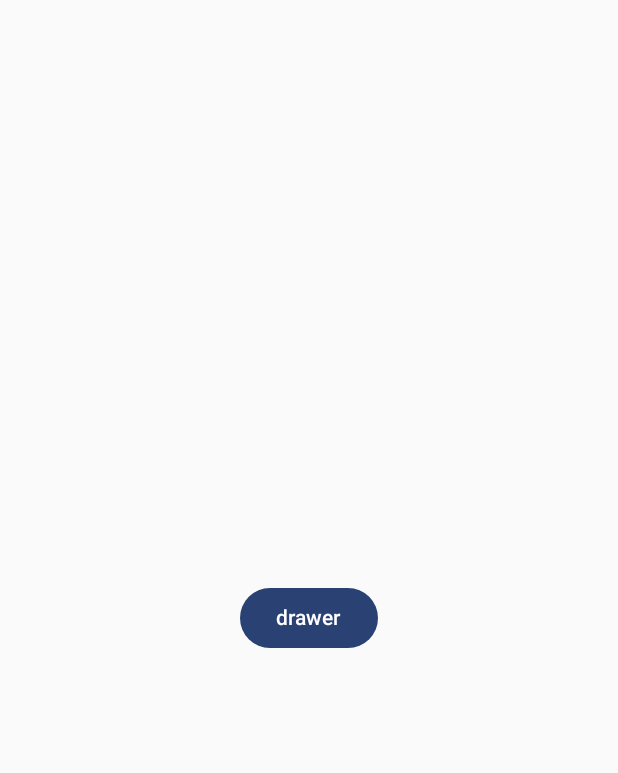
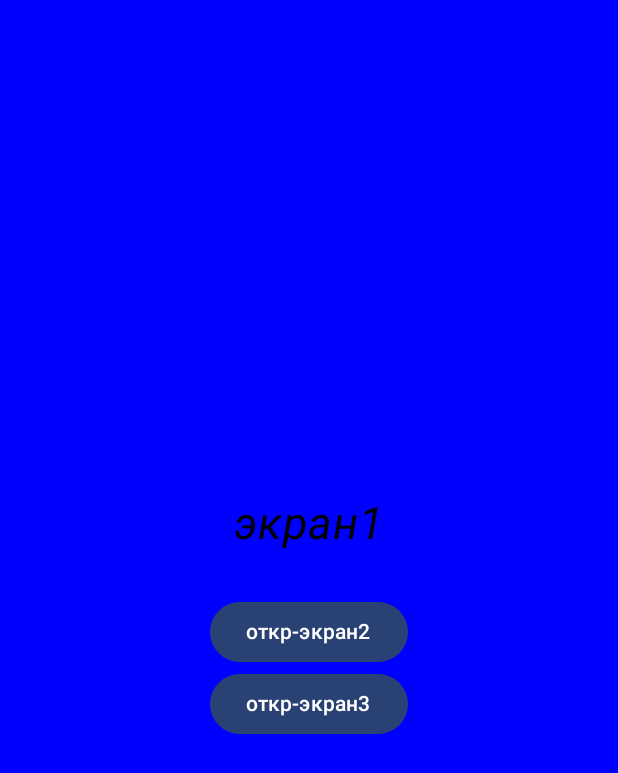
Before and after one commit to DevIsaev/Jetpack_Compose_Learning, an Android app built with Jetpack Compose: the screen it shows after launch (MainActivity), on a phone screen of 412 x 824 dp. Shown: the top 773 px of the screen. Run offline under Robolectric (Android 15) with nearby library versions, the phone set to English and light mode, and no system bars.

Commit message:
NavigationDrawerMaterial3
Навигация по экранам с помощью DrawerItem

```diff
--- a/NavDrawerMaterial3/app/build.gradle.kts
+++ b/NavDrawerMaterial3/app/build.gradle.kts
@@ -40,7 +40,7 @@ android {
 }
 
 dependencies {
-
+    implementation("androidx.navigation:navigation-compose:2.7.7")
     implementation(libs.androidx.core.ktx)
     implementation(libs.androidx.lifecycle.runtime.ktx)
     implementation(libs.androidx.activity.compose)
--- a/NavDrawerMaterial3/app/src/main/java/com/example/navdrawermaterial3/Drawer.kt
+++ b/NavDrawerMaterial3/app/src/main/java/com/example/navdrawermaterial3/Drawer.kt
@@ -7,6 +7,7 @@ import androidx.compose.foundation.layout.fillMaxSize
 import androidx.compose.foundation.layout.fillMaxWidth
 import androidx.compose.foundation.layout.height
 import androidx.compose.material3.Button
+import androidx.compose.material3.DrawerState
 import androidx.compose.material3.DrawerValue
 import androidx.compose.material3.Icon
 import androidx.compose.material3.ModalDrawerSheet
@@ -24,43 +25,66 @@ import androidx.compose.ui.graphics.vector.ImageVector
 import androidx.compose.ui.layout.ContentScale
 import androidx.compose.ui.res.painterResource
 import androidx.compose.ui.unit.dp
+import androidx.navigation.NavController
+import androidx.navigation.NavGraph.Companion.findStartDestination
+import androidx.navigation.compose.currentBackStackEntryAsState
+import kotlinx.coroutines.CoroutineScope
 import kotlinx.coroutines.launch
 
 @Composable
-fun Drawer() {
-var items=listOf(DrawerItem(R.drawable.mess,"Message"),DrawerItem(R.drawable.loc,"Location"),DrawerItem(R.drawable.pass,"Pass"))
+fun Drawer(
+    navController: NavController,
+    drawerState: DrawerState,
+    coroutineScope: CoroutineScope,
+    content: @Composable () -> Unit
+) {
+    val items = listOf(
+        DrawerItem(R.drawable.mess, "Message", "screen1"),
+        DrawerItem(R.drawable.loc, "Location", "screen2"),
+        DrawerItem(R.drawable.pass, "Pass", "screen3")
+    )
 
-    var drawerState= rememberDrawerState(initialValue = DrawerValue.Closed)
-    var coroutineScope= rememberCoroutineScope()
-    var selectedItem=remember { mutableStateOf(items[0]) }
-    ModalNavigationDrawer(drawerState = drawerState, drawerContent ={
+    val currentRoute = navController.currentBackStackEntryAsState().value?.destination?.route
+
+    ModalNavigationDrawer(
+        drawerState = drawerState,
+        drawerContent = {
             ModalDrawerSheet {
-            //header
-            Image(painterResource(R.drawable.background),"", Modifier.fillMaxWidth().height(70.dp), contentScale = ContentScale.Crop)
+                Image(
+                    painterResource(R.drawable.background),
+                    "",
+                    Modifier.fillMaxWidth().height(70.dp),
+                    contentScale = ContentScale.Crop
+                )
                 Spacer(Modifier.height(15.dp))
-            //items
+
                 items.forEach { item ->
-                NavigationDrawerItem({
-                    Text(item.title)
-                }, icon = {
-                    Icon(painterResource(item.img),"")
-                }, selected = selectedItem.value==item, onClick = {
+                    NavigationDrawerItem(
+                        label = { Text(item.title) },
+                        icon = { Icon(painterResource(item.img), "") },
+                        selected = currentRoute == item.route,
+                        onClick = {
                             coroutineScope.launch {
-                        selectedItem.value=item
                                 drawerState.close()
+                                // Навигация к выбранному экрану
+                                navController.navigate(item.route) {
+                                    // Очистка стека навигации до корневого элемента
+                                    popUpTo(navController.graph.findStartDestination().id) {
+                                        saveState = true
                                     }
-                })
+                                    // Запуск одного экземпляра destination
+                                    launchSingleTop = true
+                                    // Восстановление состояния при повторной навигации
+                                    restoreState = true
                                 }
                             }
-    }, content = {
-        Box(Modifier.fillMaxSize(), contentAlignment = Alignment.Center){
-            Button(onClick = {
-                coroutineScope.launch { drawerState.open() }
-            }) {
-                Text("drawer")
+                        }
+                    )
                 }
             }
-    } )
+        },
+        content = content
+    )
 }
 
-data class DrawerItem(var img: Int,var title: String)
+data class DrawerItem(val img: Int, val title: String, val route: String)
--- a/NavDrawerMaterial3/app/src/main/java/com/example/navdrawermaterial3/MainActivity.kt
+++ b/NavDrawerMaterial3/app/src/main/java/com/example/navdrawermaterial3/MainActivity.kt
@@ -6,12 +6,19 @@ import androidx.activity.compose.setContent
 import androidx.activity.enableEdgeToEdge
 import androidx.compose.foundation.layout.fillMaxSize
 import androidx.compose.foundation.layout.padding
+import androidx.compose.material3.DrawerValue
 import androidx.compose.material3.Scaffold
 import androidx.compose.material3.Text
+import androidx.compose.material3.rememberDrawerState
 import androidx.compose.runtime.Composable
+import androidx.compose.runtime.rememberCoroutineScope
 import androidx.compose.ui.Modifier
 import androidx.compose.ui.tooling.preview.Preview
+import androidx.navigation.compose.NavHost
+import androidx.navigation.compose.composable
+import androidx.navigation.compose.rememberNavController
 import com.example.navdrawermaterial3.ui.theme.NavDrawerMaterial3Theme
+import kotlinx.coroutines.launch
 
 
 class MainActivity : ComponentActivity() {
@@ -20,7 +27,46 @@ class MainActivity : ComponentActivity() {
         enableEdgeToEdge()
         setContent {
             NavDrawerMaterial3Theme {
-                Drawer()
+                val navController = rememberNavController()
+                val navController2 = rememberNavController()
+                var drawerState= rememberDrawerState(initialValue = DrawerValue.Closed)
+                var coroutineScope= rememberCoroutineScope()
+
+                Drawer(
+                    navController = navController,
+                    drawerState = drawerState,
+                    coroutineScope = coroutineScope
+                ) {
+
+                    NavHost(
+                        navController = navController,
+                        startDestination = "screen1"
+                    ) {
+                        composable("screen1") {
+                            Screen1(
+                                onClickToScreen2 = { navController.navigate("screen2") },
+                                onClickToScreen3 = { navController.navigate("screen3") }
+                            )
+                        }
+                        composable("screen2") {
+                            Screen2(
+                                onClickToScreen1 = { navController.navigate("screen1") },
+                                onClickToScreen3 = { navController.navigate("screen3") }
+                            )
+                        }
+                        composable("screen3") {
+                            Screen3(
+                                onClickToScreen1 = {
+                                    navController.navigate("screen1") {
+                                        popUpTo("screen1") { inclusive = true }
+                                    }
+                                },
+                                onClickToScreen2 = { navController.navigate("screen2") },
+                                openDrawer = { coroutineScope.launch { drawerState.open() } }
+                            )
+                        }
+                    }
+                }
             }
         }
     }
--- /dev/null
+++ b/NavDrawerMaterial3/app/src/main/java/com/example/navdrawermaterial3/Screens.kt
@@ -0,0 +1,87 @@
+package com.example.navdrawermaterial3
+
+import androidx.compose.foundation.background
+import androidx.compose.foundation.layout.Arrangement
+import androidx.compose.foundation.layout.Column
+import androidx.compose.foundation.layout.Spacer
+import androidx.compose.foundation.layout.fillMaxSize
+import androidx.compose.foundation.layout.height
+import androidx.compose.material3.Button
+import androidx.compose.material3.DrawerState
+import androidx.compose.material3.Text
+import androidx.compose.runtime.Composable
+import androidx.compose.ui.Alignment
+import androidx.compose.ui.Modifier
+import androidx.compose.ui.graphics.Color
+import androidx.compose.ui.text.font.FontStyle
+import androidx.compose.ui.unit.dp
+import androidx.compose.ui.unit.sp
+import kotlinx.coroutines.CoroutineScope
+import kotlinx.coroutines.launch
+
+@Composable
+fun Screen1(onClickToScreen2: () -> Unit, onClickToScreen3: () -> Unit) {
+    Column(
+        modifier = Modifier
+            .fillMaxSize()
+            .background(Color.Blue),
+        horizontalAlignment = Alignment.CenterHorizontally,
+        verticalArrangement = Arrangement.Center
+    ) {
+        Text(text = "экран1", fontStyle = FontStyle.Italic, fontSize = 30.sp)
+        Spacer(modifier = Modifier.height(30.dp))
+        Button(onClick = onClickToScreen2) {
+            Text("откр-экран2")
+        }
+        Button(onClick = onClickToScreen3) {
+            Text("откр-экран3")
+        }
+    }
+}
+
+@Composable
+fun Screen2(onClickToScreen1: () -> Unit, onClickToScreen3: () -> Unit) {
+    Column(
+        modifier = Modifier
+            .fillMaxSize()
+            .background(Color.Yellow),
+        horizontalAlignment = Alignment.CenterHorizontally,
+        verticalArrangement = Arrangement.Center
+    ) {
+        Text(text = "экран2", fontStyle = FontStyle.Italic, fontSize = 30.sp)
+        Spacer(modifier = Modifier.height(30.dp))
+        Button(onClick = onClickToScreen1) {
+            Text("откр-экран1")
+        }
+        Button(onClick = onClickToScreen3) {
+            Text("откр-экран3")
+        }
+    }
+}
+
+@Composable
+fun Screen3(
+    onClickToScreen1: () -> Unit,
+    onClickToScreen2: () -> Unit,
+    openDrawer: () -> Unit
+) {
+    Column(
+        modifier = Modifier
+            .fillMaxSize()
+            .background(Color.Red),
+        horizontalAlignment = Alignment.CenterHorizontally,
+        verticalArrangement = Arrangement.Center
+    ) {
+        Text(text = "экран3", fontStyle = FontStyle.Italic, fontSize = 30.sp)
+        Spacer(modifier = Modifier.height(30.dp))
+        Button(onClick = onClickToScreen1) {
+            Text("откр-экран1")
+        }
+        Button(onClick = onClickToScreen2) {
+            Text("откр-экран2")
+        }
+        Button(onClick = openDrawer) {
+            Text("open drawer")
+        }
+    }
+}
--- a/NavDrawerMaterial3/gradle/libs.versions.toml
+++ b/NavDrawerMaterial3/gradle/libs.versions.toml
@@ -8,6 +8,7 @@ espressoCore = "3.7.0"
 lifecycleRuntimeKtx = "2.9.2"
 activityCompose = "1.10.1"
 composeBom = "2024.09.00"
+navigationComposeJvmstubs = "2.9.3"
 
 [libraries]
 androidx-core-ktx = { group = "androidx.core", name = "core-ktx", version.ref = "coreKtx" }
@@ -24,6 +25,7 @@ androidx-ui-tooling-preview = { group = "androidx.compose.ui", name = "ui-toolin
 androidx-ui-test-manifest = { group = "androidx.compose.ui", name = "ui-test-manifest" }
 androidx-ui-test-junit4 = { group = "androidx.compose.ui", name = "ui-test-junit4" }
 androidx-material3 = { group = "androidx.compose.material3", name = "material3" }
+androidx-navigation-compose-jvmstubs = { group = "androidx.navigation", name = "navigation-compose-jvmstubs", version.ref = "navigationComposeJvmstubs" }
 
 [plugins]
 android-application = { id = "com.android.application", version.ref = "agp" }
```
Also changed, not shown: 1 other file. Lines whose indentation alone changed are shown as unchanged.
